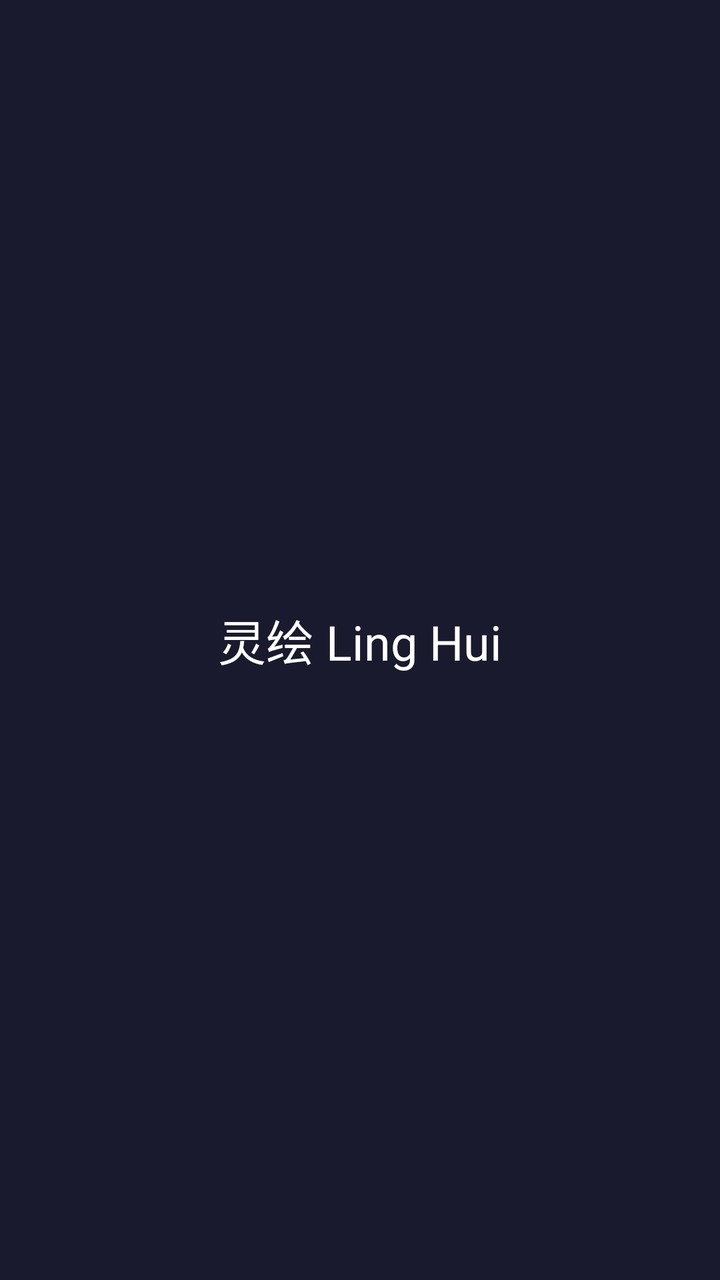
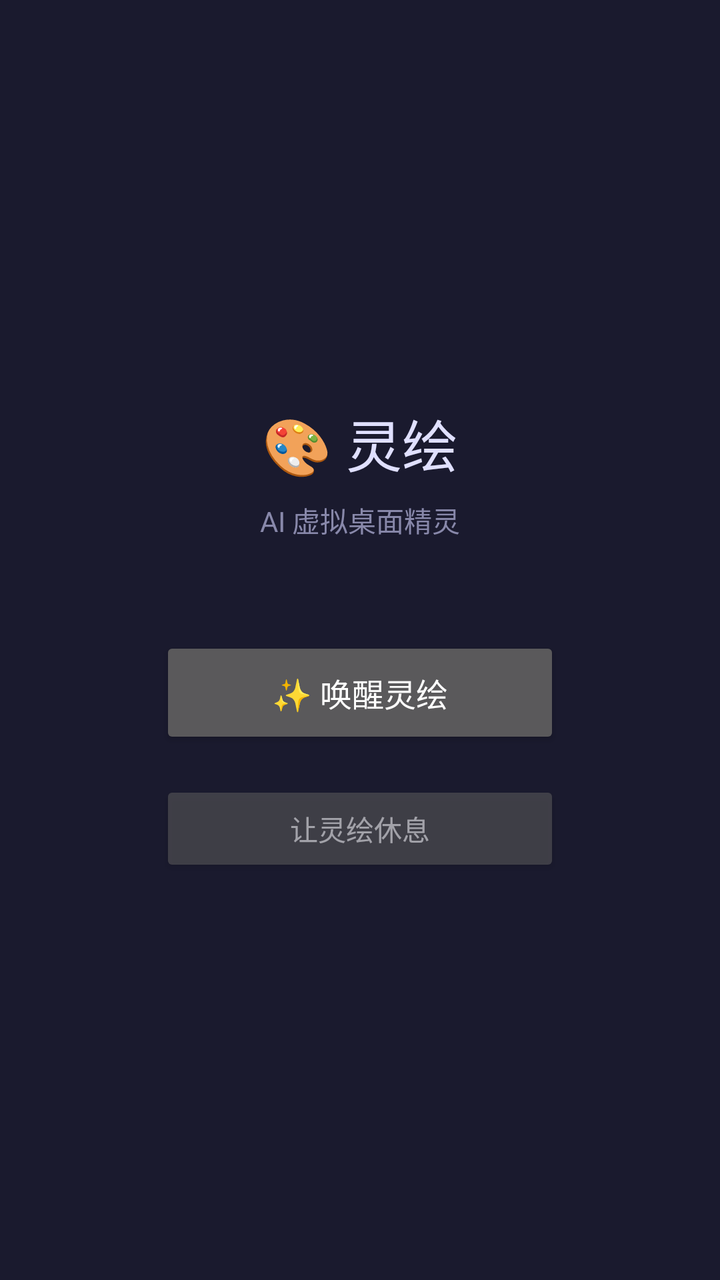

An Android layout rendered at two revisions. The XML below is the earlier revision; the diff shows what the commit changed to produce the second picture.
<!-- AndroidManifest.xml: application theme Theme.LingHui -->
<!-- res/layout/activity_main.xml -->
<?xml version="1.0" encoding="utf-8"?>
<FrameLayout xmlns:android="http://schemas.android.com/apk/res/android"
    android:layout_width="match_parent"
    android:layout_height="match_parent"
    android:background="#1A1A2E">

    <TextView
        android:layout_width="wrap_content"
        android:layout_height="wrap_content"
        android:layout_gravity="center"
        android:text="灵绘 Ling Hui"
        android:textColor="#FFFFFF"
        android:textSize="24sp" />
</FrameLayout>
<!-- resources referenced by this layout -->
<resources>
  <style name="Theme.LingHui" parent="Theme.AppCompat.NoActionBar">
          <item name="android:windowBackground">#1A1A2E</item>
      </style>
</resources>

<!-- the commit's change to res/layout/activity_main.xml (unified diff, before → after) -->
@@ -1,14 +1,43 @@
 <?xml version="1.0" encoding="utf-8"?>
-<FrameLayout xmlns:android="http://schemas.android.com/apk/res/android"
+<LinearLayout
+    xmlns:android="http://schemas.android.com/apk/res/android"
     android:layout_width="match_parent"
     android:layout_height="match_parent"
-    android:background="#1A1A2E">
+    android:orientation="vertical"
+    android:gravity="center"
+    android:padding="32dp"
+    android:background="#1a1a2e">
 
     <TextView
         android:layout_width="wrap_content"
         android:layout_height="wrap_content"
-        android:layout_gravity="center"
-        android:text="灵绘 Ling Hui"
-        android:textColor="#FFFFFF"
-        android:textSize="24sp" />
-</FrameLayout>
+        android:text="🎨 灵绘"
+        android:textSize="28sp"
+        android:textColor="#e0e0ff"
+        android:layout_marginBottom="8dp" />
+
+    <TextView
+        android:layout_width="wrap_content"
+        android:layout_height="wrap_content"
+        android:text="AI 虚拟桌面精灵"
+        android:textSize="14sp"
+        android:textColor="#8888aa"
+        android:layout_marginBottom="48dp" />
+
+    <Button
+        android:id="@+id/btn_start"
+        android:layout_width="200dp"
+        android:layout_height="56dp"
+        android:text="✨ 唤醒灵绘"
+        android:textSize="16sp"
+        android:layout_marginBottom="16dp" />
+
+    <Button
+        android:id="@+id/btn_stop"
+        android:layout_width="200dp"
+        android:layout_height="48dp"
+        android:text="让灵绘休息"
+        android:textSize="14sp"
+        android:alpha="0.6" />
+
+</LinearLayout>
